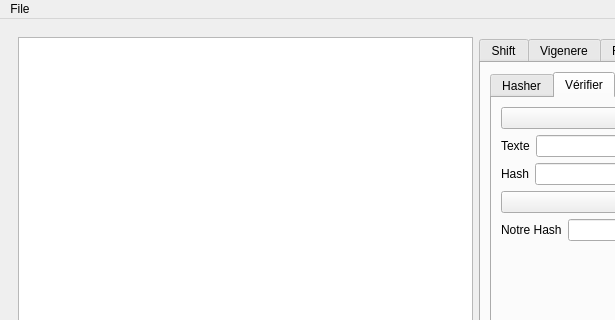
The window that crypto_client.ui (aa-augsburger/ISC_Crypto) describes before a commit, drawn with Qt 5; both pictures show x 0 to 615 and y 0 to 320 of the 951 by 762 pixel window.
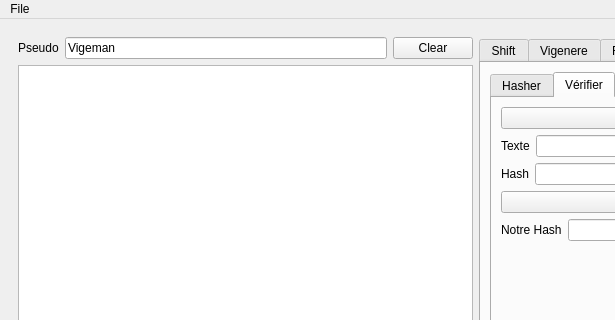
The same window after the commit. The open tabs and pages were chosen to show the change.

Diff of the .ui file:
```diff
--- a/crypto_client.ui
+++ b/crypto_client.ui
@@ -26,11 +26,34 @@
         <verstretch>0</verstretch>
        </sizepolicy>
       </property>
-      <layout class="QHBoxLayout" name="horizontalLayout_5">
-       <item>
-        <layout class="QVBoxLayout" name="verticalLayout_3">
+      <layout class="QHBoxLayout" name="horizontalLayout_27">
          <item>
           <layout class="QVBoxLayout" name="verticalLayout">
+         <item>
+          <layout class="QHBoxLayout" name="horizontalLayout_5">
+           <item>
+            <widget class="QLabel" name="label_7">
+             <property name="text">
+              <string>Pseudo</string>
+             </property>
+            </widget>
+           </item>
+           <item>
+            <widget class="QLineEdit" name="txt_pseudo">
+             <property name="text">
+              <string>Vigeman</string>
+             </property>
+            </widget>
+           </item>
+           <item>
+            <widget class="QPushButton" name="btn_clear">
+             <property name="text">
+              <string>Clear</string>
+             </property>
+            </widget>
+           </item>
+          </layout>
+         </item>
            <item>
             <widget class="QTextEdit" name="te_reception">
              <property name="readOnly">
@@ -90,8 +113,6 @@
              </item>
             </layout>
            </item>
-          </layout>
-         </item>
          <item>
           <layout class="QVBoxLayout" name="verticalLayout_2">
            <item>
```
Left out of the diff: 18 changed lines with no effect on the pictures. Lines whose indentation alone changed are shown as unchanged.
